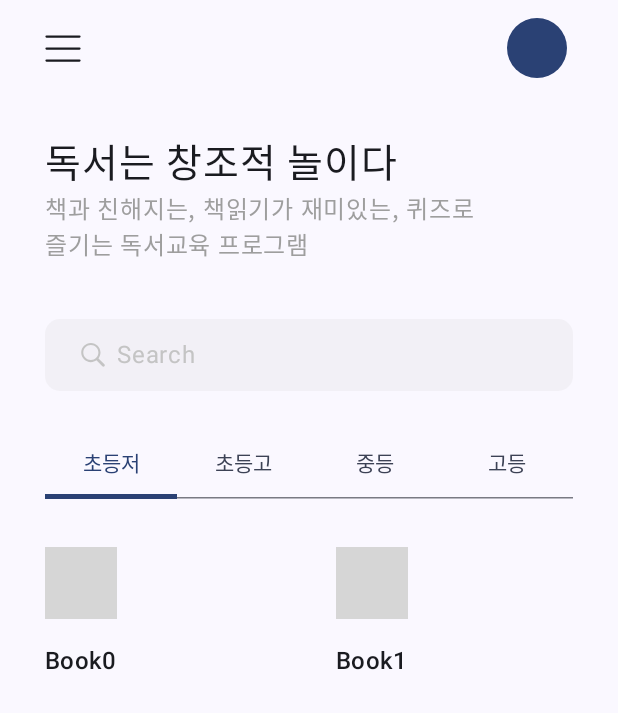
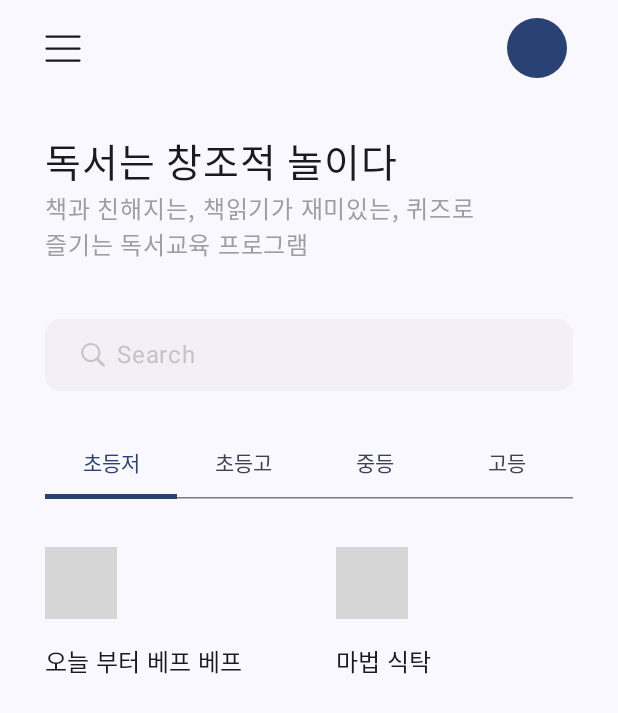
Before and after one commit to jjoonleo/BookQuiz, an Android app built with Jetpack Compose: the screen it shows after launch (MainActivity), after a tap on "Menu Icon", on a phone screen of 412 x 824 dp. Shown: the top 713 px of the screen. Run offline under Robolectric (Android 15) with nearby library versions, the phone set to English and light mode, and no system bars; Roboto replaces fonts that are not available here; grey boxes are pictures that could not be loaded.

Commit message:
feat: create book list item and add dummy data

```diff
--- /dev/null
+++ b/app/src/main/java/com/example/bookquiz/compose/data/Book.kt
@@ -0,0 +1,9 @@
+package com.example.bookquiz.compose.data
+
+data class Book(
+    val title: String,
+    val author: String,
+    val publisher: String,
+    val imageUrl: String
+) {
+}
--- a/app/src/main/java/com/example/bookquiz/compose/home/BookCard.kt
+++ b/app/src/main/java/com/example/bookquiz/compose/home/BookCard.kt
@@ -23,13 +23,20 @@ import androidx.compose.ui.unit.dp
 import com.bumptech.glide.integration.compose.ExperimentalGlideComposeApi
 import com.bumptech.glide.integration.compose.GlideImage
 import com.example.bookquiz.R
+import com.example.bookquiz.compose.data.Book
 
 @Composable
-fun BookListItem()
+fun BookListItem(book: Book) {
+    ImageListItem(
+        title = book.title,
+        imageUrl = book.imageUrl,
+        onClick = { /*TODO*/ }
+    )
+}
 
 @OptIn(ExperimentalGlideComposeApi::class)
 @Composable
-fun ImageListItem(name: String, imageUrl: String, onClick: () -> Unit) {
+fun ImageListItem(title: String, imageUrl: String, onClick: () -> Unit) {
     Card(
         onClick = onClick,
         colors = CardDefaults.cardColors(containerColor = Color.Transparent),
@@ -54,7 +61,7 @@ fun ImageListItem(name: String, imageUrl: String, onClick: () -> Unit) {
 
             Spacer(modifier = Modifier.height(16.dp))
             Text(
-                text = name,
+                text = title,
                 textAlign = TextAlign.Start,
                 maxLines = 1,
                 style = MaterialTheme.typography.titleMedium,
@@ -70,7 +77,7 @@ fun ImageListItem(name: String, imageUrl: String, onClick: () -> Unit) {
 @Composable
 fun ImageListItemPreview() {
     ImageListItem(
-        name = "test",
+        title = "test",
         imageUrl = "https://bookquiz.co.kr/quizbank/bookimg/%EC%98%A4%EB%8A%98%EB%B6%80%ED%84%B0%EB%B2%A0%ED%94%84%EB%B2%A0%ED%94%84.jpg",
         onClick = {}
     )
--- a/app/src/main/java/com/example/bookquiz/compose/home/HomeScreen.kt
+++ b/app/src/main/java/com/example/bookquiz/compose/home/HomeScreen.kt
@@ -74,6 +74,7 @@ import androidx.compose.ui.tooling.preview.Preview
 import androidx.compose.ui.unit.dp
 import androidx.compose.ui.unit.sp
 import com.example.bookquiz.R
+import com.example.bookquiz.compose.data.Book
 import com.example.bookquiz.ui.theme.BookQuizTheme
 import kotlinx.coroutines.coroutineScope
 import kotlinx.coroutines.launch
@@ -96,6 +97,35 @@ enum class RecommendedBookListPage(
     HigherGradeElementarySchool(R.string.higher_grade_elementary_school),
     MiddleSchool(R.string.middle_school),
     HighSchool(R.string.high_school)
+}
+
+object TempRecommendedBooks {
+    private val books = mutableMapOf<RecommendedBookListPage, List<Book>>(
+        RecommendedBookListPage.LowerGradeElementarySchool to listOf(
+            Book(
+                title = "오늘 부터 베프 베프",
+                author = "지안",
+                imageUrl = "https://bookquiz.co.kr/quizbank/bookimg/%EC%98%A4%EB%8A%98%EB%B6%80%ED%84%B0%EB%B2%A0%ED%94%84%EB%B2%A0%ED%94%84.jpg",
+                publisher = "문학동네"
+            ),
+            Book(
+                title = "마법 식탁",
+                author = "최도은",
+                imageUrl = "https://bookquiz.co.kr/quizbank/bookimg/%EB%A7%88%EB%B2%95%20%EC%8B%9D%EC%B9%98.jpg",
+                publisher = "뜨인돌어린이"
+
+            )
+        ),
+        RecommendedBookListPage.HigherGradeElementarySchool to listOf(),
+        RecommendedBookListPage.MiddleSchool to listOf(),
+        RecommendedBookListPage.HighSchool to listOf()
+    )
+
+    fun getBooks(page: RecommendedBookListPage): List<Book> {
+        return books[page] ?: emptyList()
+    }
+
+
 }
 
 @OptIn(ExperimentalMaterial3Api::class, ExperimentalFoundationApi::class)
@@ -251,8 +281,8 @@ fun RecommendedBooksPagerScreen(
         horizontalArrangement = Arrangement.spacedBy(34.dp),
         contentPadding = paddingValues
     ) {
-        items(5) { index ->
-            ImageListItem(name = "Book$index", imageUrl = "https://bookquiz.co.kr/quizbank/bookimg/%EC%98%A4%EB%8A%98%EB%B6%80%ED%84%B0%EB%B2%A0%ED%94%84%EB%B2%A0%ED%94%84.jpg", onClick = {})
+        items(TempRecommendedBooks.getBooks(pages[selectedTabIndex]).size) { index ->
+            BookListItem(book = TempRecommendedBooks.getBooks(pages[selectedTabIndex])[index])
         }
     }
 
```
